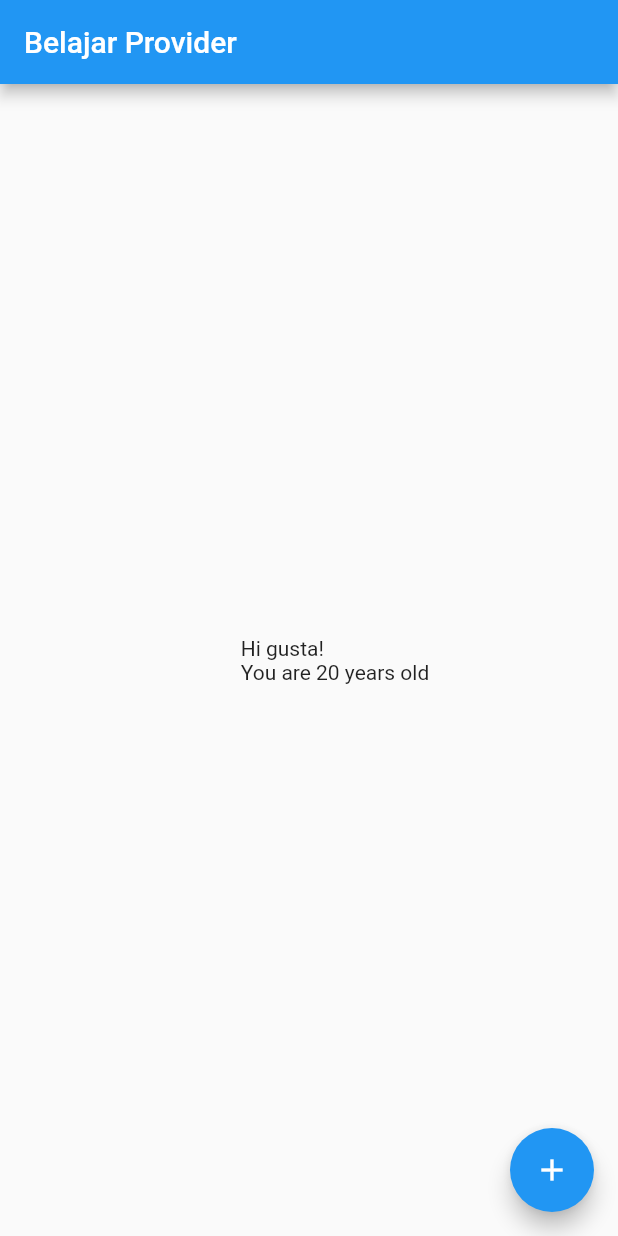
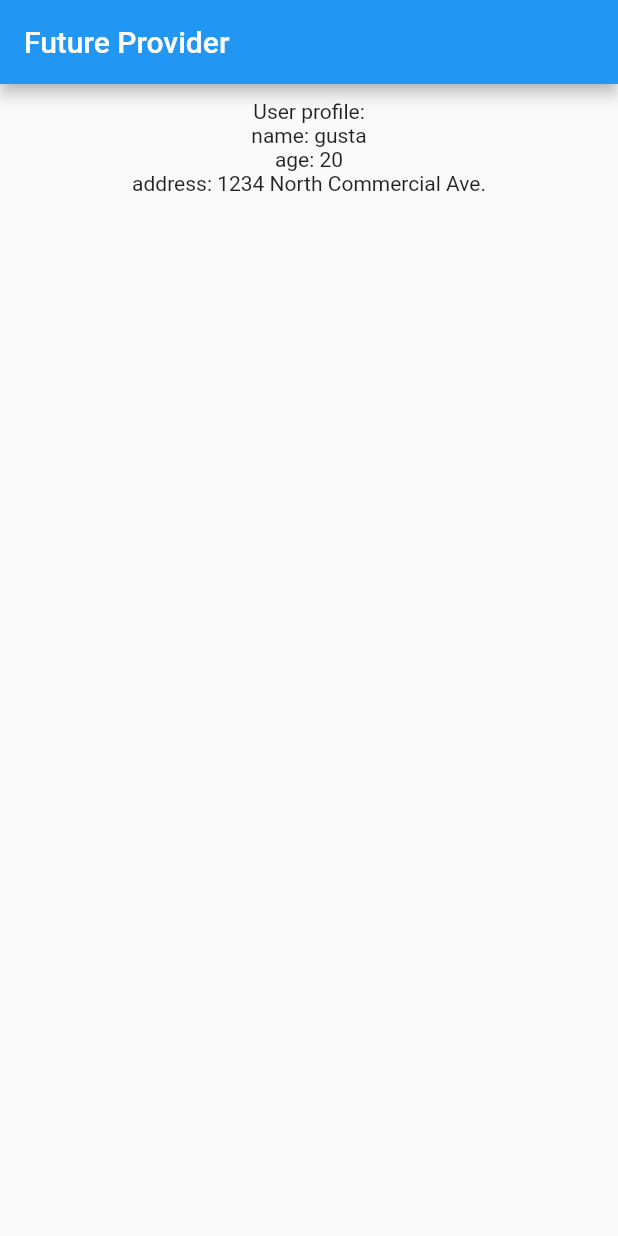
Before and after one commit to gustaaa/belajar_flutter_provider, a Flutter app: the screen it shows after launch, on a phone screen of 412 x 824 dp. Run offline on Flutter 3.47's test engine with Material 2 defaults, Android fonts, the phone set to English and light mode, and no system bars.

Commit message:
Future_Provider

```diff
--- a/lib/main.dart
+++ b/lib/main.dart
@@ -4,9 +4,13 @@ import 'package:provider/provider.dart';
 
 void main() {
   runApp(
-    ChangeNotifierProvider(
+    Provider(
       create: (_) => Person(name: "gusta", age: 20),
+      child: FutureProvider<String>(
+        create: (context) => Home().fetchAddress,
+        initialData: "Fletching Addres",
         child: const MyApp(),
+      ),
     ),
   );
 }
@@ -32,29 +36,30 @@ class MyNamePage extends StatelessWidget {
 
   @override
   Widget build(BuildContext context) {
-    return Selector<Person, String>(
-        selector: (BuildContext context, Person person) => person.name,
-        builder: (context, String name, child) {
     return Scaffold(
       appBar: AppBar(
-              title: const Text("Belajar Provider"),
+        title: const Text("Future Provider"),
       ),
-            body: Center(
-              child: Text(
-                '''
-          Hi $name!
-          You are ${Provider.of<Person>(context).age} years old''',
+      body: Padding(
+        padding: const EdgeInsets.all(10.0),
+        child: Center(
+          child: Consumer<Person>(
+            builder: (context, Person person, child) {
+              return Column(
+                children: <Widget>[
+                  const Text("User profile:"),
+                  Text("name: ${person.name}"),
+                  Text("age: ${person.age}"),
+                  Consumer<String>(builder: (context, String address, child) {
+                    return Text("address: $address");
+                  }),
+                ],
+              );
+            },
           ),
         ),
-            floatingActionButton: FloatingActionButton(
-              // this is where there's a difference.
-              // when the FAB is tapped, it will call `Person.icreaseAge()` on the
-              // person instance that was created by provider.
-              onPressed: () => Provider.of<Person>(context).increaseAge(),
-              child: const Icon(Icons.add),
       ),
     );
-        });
   }
 }
 
--- a/lib/person.dart
+++ b/lib/person.dart
@@ -15,3 +15,18 @@ class Person with ChangeNotifier {
     notifyListeners();
   }
 }
+
+class Home {
+  final String city = "Portland";
+
+  // The value that will be provided must be a `Future`.
+  Future<String> get fetchAddress {
+    // NB: using `Future.delayed` is mocking an HTTP request.
+    // imagine that this is something like http.get("http://my_api.com/address");
+    final address = Future.delayed(const Duration(seconds: 5), () {
+      return '1234 North Commercial Ave.';
+    });
+
+    return address;
+  }
+}
```
Lines whose indentation alone changed are shown as unchanged.
